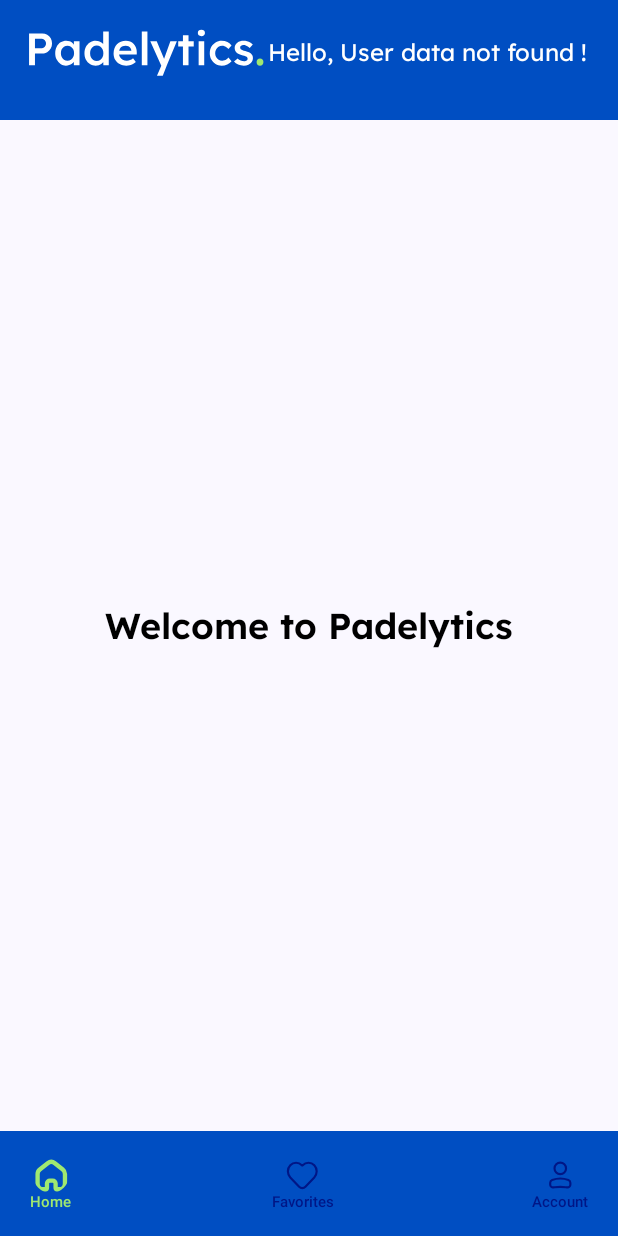
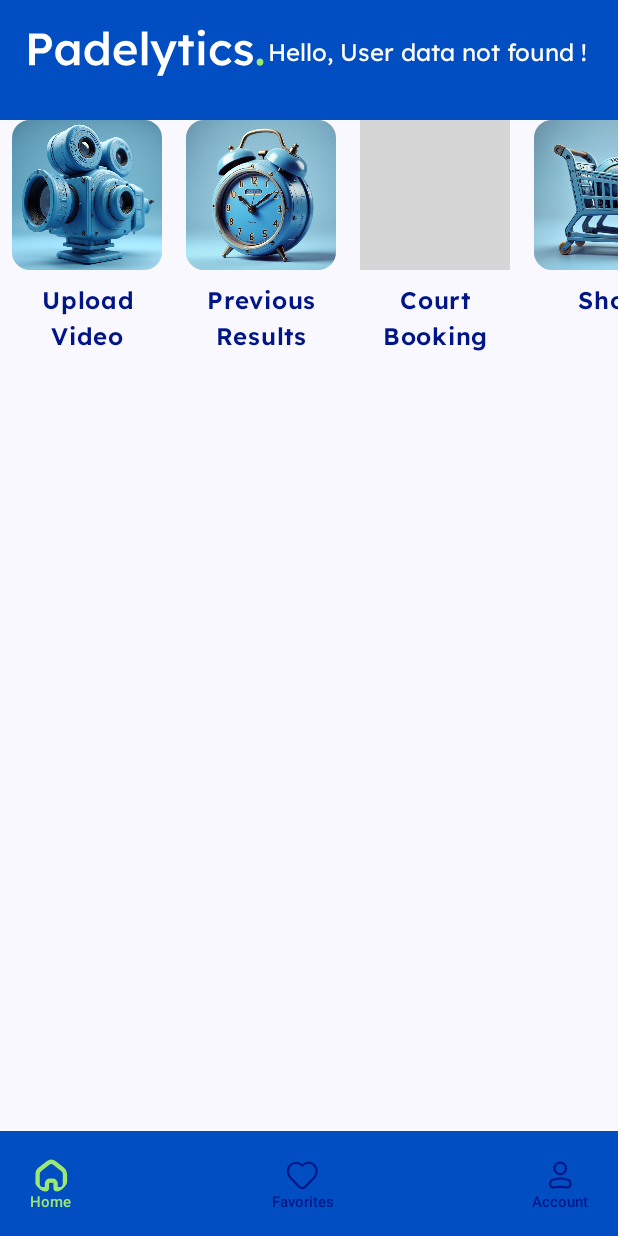
Before and after one commit to MoAwadeen/Padelytics-Android-App, an Android app built with Jetpack Compose: the HomeScreen screen opened through its navigation route, on a phone screen of 412 x 824 dp. Run offline under Robolectric (Android 15) with nearby library versions, the phone set to English and light mode, and no system bars; our stand-ins replace Firebase (no records; nobody signed in at launch, a user with empty details on screens opened directly); grey boxes are pictures that could not be loaded.

Commit message:
Home features scroll

```diff
--- a/app/src/main/java/grad/project/padelytics/features/auth/viewModel/AuthViewModel.kt
+++ b/app/src/main/java/grad/project/padelytics/features/auth/viewModel/AuthViewModel.kt
@@ -96,7 +96,7 @@ class AuthViewModel(application: Application) : AndroidViewModel(application) {
             val signInClient = GoogleSignIn.getClient(
                 getApplication(),
                 GoogleSignInOptions.Builder(GoogleSignInOptions.DEFAULT_SIGN_IN)
-                    .requestIdToken(getApplication<Application>().getString(R.string.default_web_client_id))
+                    .requestIdToken(getApplication<Application>().getString(R.string.web_client_id))
                     .requestEmail()
                     .build()
             )
--- a/app/src/main/java/grad/project/padelytics/features/home/components/homeComponents.kt
+++ b/app/src/main/java/grad/project/padelytics/features/home/components/homeComponents.kt
@@ -1,32 +1,62 @@
 package grad.project.padelytics.features.home.components
 
 import androidx.compose.foundation.Image
+import androidx.compose.foundation.background
+import androidx.compose.foundation.border
+import androidx.compose.foundation.clickable
 import androidx.compose.foundation.layout.Arrangement
+import androidx.compose.foundation.layout.Column
+import androidx.compose.foundation.layout.PaddingValues
 import androidx.compose.foundation.layout.Row
+import androidx.compose.foundation.layout.Spacer
+import androidx.compose.foundation.layout.fillMaxSize
 import androidx.compose.foundation.layout.fillMaxWidth
 import androidx.compose.foundation.layout.height
 import androidx.compose.foundation.layout.padding
+import androidx.compose.foundation.layout.size
 import androidx.compose.foundation.layout.width
+import androidx.compose.foundation.pager.PagerState
+import androidx.compose.foundation.shape.CircleShape
+import androidx.compose.foundation.shape.RoundedCornerShape
+import androidx.compose.material3.Card
 import androidx.compose.material3.ExperimentalMaterial3Api
+import androidx.compose.material3.MaterialTheme
 import androidx.compose.material3.Text
 import androidx.compose.material3.TopAppBar
 import androidx.compose.material3.TopAppBarDefaults
 import androidx.compose.runtime.Composable
 import androidx.compose.ui.Alignment
 import androidx.compose.ui.Modifier
+import androidx.compose.ui.draw.clip
 import androidx.compose.ui.graphics.Color
 import androidx.compose.ui.graphics.Color.Companion.White
+import androidx.compose.ui.graphics.graphicsLayer
+import androidx.compose.ui.layout.ContentScale
+import androidx.compose.ui.platform.LocalContext
 import androidx.compose.ui.res.painterResource
 import androidx.compose.ui.text.TextStyle
-import androidx.compose.ui.text.font.FontStyle
 import androidx.compose.ui.text.font.FontWeight
+import androidx.compose.ui.text.style.TextAlign
 import androidx.compose.ui.tooling.preview.Preview
 import androidx.compose.ui.unit.dp
 import androidx.compose.ui.unit.sp
+import androidx.compose.ui.util.lerp
+import coil.compose.AsyncImage
+import coil.request.ImageRequest
+import coil.size.Scale
 import grad.project.padelytics.R
 import grad.project.padelytics.ui.theme.Blue
-import grad.project.padelytics.ui.theme.GreenLight
 import grad.project.padelytics.ui.theme.lexendFontFamily
+import kotlin.math.absoluteValue
+import androidx.compose.foundation.lazy.LazyRow
+import androidx.compose.foundation.lazy.items
+import androidx.compose.ui.draw.clip
+import androidx.compose.foundation.shape.CircleShape
+import androidx.compose.ui.graphics.RectangleShape
+import androidx.core.content.pm.ShortcutInfoCompat.Surface
+import androidx.navigation.NavController
+import grad.project.padelytics.navigation.Routes
+import grad.project.padelytics.ui.theme.BlueDark
 
 @OptIn(ExperimentalMaterial3Api::class)
 @Composable
@@ -68,3 +98,62 @@ fun HomeAppToolbar(userName: String) {
 fun HomeAppToolbarPreview(){
     HomeAppToolbar(userName = "Merna")
 }
+
+
+@Composable
+fun FeatureList(navController: NavController) {
+    val features = listOf(
+        Feature(R.drawable.video, "Upload\nVideo", Routes.HOME),
+        Feature(R.drawable.previousresults, "Previous\nResults", Routes.HOME),
+        Feature(R.drawable.court, "Court\nBooking", Routes.HOME),
+        Feature(R.drawable.shop, "Shop", Routes.HOME),
+        Feature(R.drawable.tournament, "Tournaments", Routes.TOURNAMENTS)
+    )
+
+    LazyRow(
+        modifier = Modifier.fillMaxWidth()
+    ) {
+        items(features) { feature ->
+            FeatureItem(feature, navController)
+        }
+    }
+}
+
+@Composable
+fun FeatureItem(feature: Feature,navController: NavController) {
+    Column(
+        horizontalAlignment = Alignment.CenterHorizontally,
+        modifier = Modifier.width(116.dp),
+    ) {
+        Card(modifier = Modifier
+            .width(100.dp),
+            shape = RoundedCornerShape(12.dp),) {
+        Image(
+            painter = painterResource(id = feature.imageRes),
+            contentDescription = feature.title,
+            modifier = Modifier
+                .size(100.dp)
+                .clickable {navController.navigate(feature.route)},
+            contentScale = ContentScale.FillHeight,
+
+        )}
+
+        Spacer(modifier = Modifier.height(8.dp))
+
+        Text(
+            text = feature.title,
+            fontSize = 16.sp,
+            fontFamily = lexendFontFamily,
+            fontWeight = FontWeight.SemiBold,
+            textAlign = TextAlign.Center,
+            modifier = Modifier.fillMaxWidth(),
+            color = BlueDark
+        )
+    }
+}
+
+data class Feature(
+    val imageRes: Int,
+    val title: String,
+    val route: String
+)
--- a/app/src/main/java/grad/project/padelytics/features/home/ui/HomeScreen.kt
+++ b/app/src/main/java/grad/project/padelytics/features/home/ui/HomeScreen.kt
@@ -4,10 +4,20 @@ import androidx.compose.animation.AnimatedVisibility
 import androidx.compose.animation.core.tween
 import androidx.compose.animation.slideInVertically
 import androidx.compose.animation.slideOutVertically
+import androidx.compose.foundation.background
 import androidx.compose.foundation.gestures.detectVerticalDragGestures
+import androidx.compose.foundation.layout.Arrangement
 import androidx.compose.foundation.layout.Box
+import androidx.compose.foundation.layout.Row
+import androidx.compose.foundation.layout.Spacer
 import androidx.compose.foundation.layout.fillMaxSize
+import androidx.compose.foundation.layout.fillMaxWidth
+import androidx.compose.foundation.layout.height
 import androidx.compose.foundation.layout.padding
+import androidx.compose.foundation.layout.wrapContentSize
+import androidx.compose.foundation.lazy.LazyColumn
+import androidx.compose.foundation.pager.HorizontalPager
+import androidx.compose.foundation.pager.rememberPagerState
 import androidx.compose.material3.Scaffold
 import androidx.compose.material3.Text
 import androidx.compose.runtime.Composable
@@ -28,6 +38,7 @@ import androidx.compose.ui.input.pointer.pointerInput
 import androidx.compose.ui.text.TextStyle
 import androidx.compose.ui.text.font.FontWeight
 import androidx.compose.ui.tooling.preview.Preview
+import androidx.compose.ui.unit.dp
 import androidx.compose.ui.unit.sp
 import androidx.lifecycle.viewmodel.compose.viewModel
 import androidx.navigation.NavHostController
@@ -37,6 +48,14 @@ import grad.project.padelytics.appComponents.BottomAppBar
 import grad.project.padelytics.features.home.components.HomeAppToolbar
 import grad.project.padelytics.features.home.viewModel.HomeViewModel
 import grad.project.padelytics.ui.theme.lexendFontFamily
+import grad.project.padelytics.R
+import grad.project.padelytics.appComponents.MidDarkHeadline
+import grad.project.padelytics.features.home.components.FeatureList
+import grad.project.padelytics.features.profile.components.NumberLabelChip
+import grad.project.padelytics.navigation.Routes
+import grad.project.padelytics.ui.theme.BlueDark
+import grad.project.padelytics.ui.theme.GreenLight
+import grad.project.padelytics.ui.theme.WhiteGray
 
 @Composable
 fun HomeScreen(modifier: Modifier = Modifier, navController: NavHostController, viewModel: HomeViewModel = viewModel()) {
@@ -46,6 +65,31 @@ fun HomeScreen(modifier: Modifier = Modifier, navController: NavHostController,
     var isBottomBarVisible by remember { mutableStateOf(true) }
     var lastOffset by remember { mutableFloatStateOf(0f) }
     var isScrollingUp by remember { mutableStateOf(true) }
+
+    val images = listOf(
+        R.drawable.video,
+        R.drawable.previousresults,
+        R.drawable.court,
+        R.drawable.shop,
+        R.drawable.tournament
+    )
+
+
+    val titles = listOf(
+        "Upload Video",
+        "Previous Results",
+        "Court Booking",
+        "Shop",
+        "Tournaments"
+    )
+
+    val actions = listOf(
+        { navController.navigate(Routes.PROFILE) },
+        { navController.navigate(Routes.PROFILE) },
+        { navController.navigate(Routes.PROFILE) },
+        { navController.navigate(Routes.PROFILE) }
+    )
+
     val nestedScrollConnection = remember {
         object : NestedScrollConnection {
             override fun onPreScroll(available: Offset, source: NestedScrollSource): Offset {
@@ -88,32 +132,19 @@ fun HomeScreen(modifier: Modifier = Modifier, navController: NavHostController,
             }
         }
     ) { innerPadding ->
-        Box(
-            modifier = Modifier
+        LazyColumn(
+            modifier = modifier
                 .fillMaxSize()
-                .padding(innerPadding)
-                .pointerInput(Unit) {
-                    detectVerticalDragGestures { _, dragAmount ->
-                        if (dragAmount > 0) {
-                            isBottomBarVisible = true
-                        } else if (dragAmount < 0) {
-                            isBottomBarVisible = false
-                        }
-                    }
-                },
-            contentAlignment = Alignment.Center
+                .padding(innerPadding),
+            verticalArrangement = Arrangement.spacedBy(12.dp),
+            horizontalAlignment = Alignment.CenterHorizontally
         ) {
-            Text(
-                text = "Welcome to Padelytics",
-                style = TextStyle(
-                    fontSize = 24.sp,
-                    fontFamily = lexendFontFamily,
-                    fontWeight = FontWeight.SemiBold,
-                    color = Color.Black
-                )
-            )
+            item {
+                FeatureList(navController)
+            }
         }
-    }
+
+        }
 }
 
 @Preview(showBackground = true)
```
Also changed, not shown: app/src/main/res/drawable/spotlight.png (added), app/src/main/res/drawable/spotlightad.png (added), app/src/main/res/drawable/spotlightwithad.png (added).
